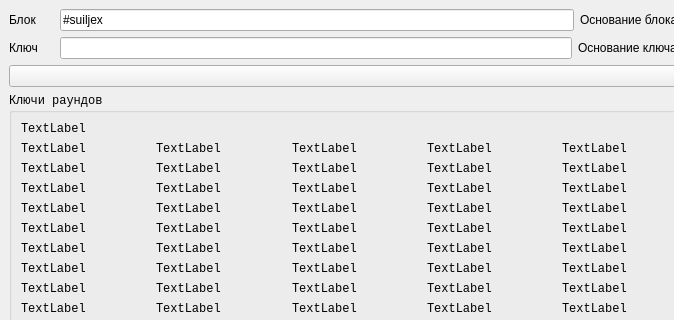
The window that forms/demo.ui (suiljex/idea_tools) describes before a commit, drawn with Qt 5; both pictures show x 0 to 674 and y 0 to 320 of the 983 by 981 pixel window.
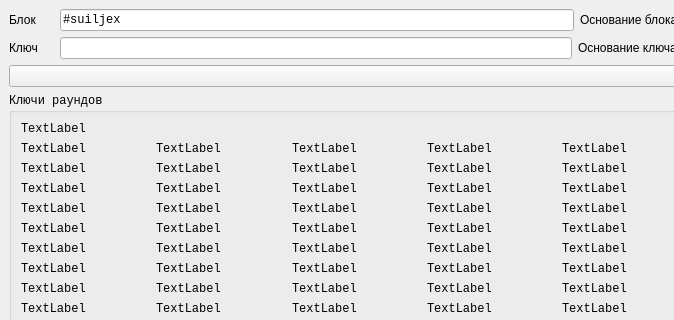
The same window after the commit.

```diff
--- a/forms/demo.ui
+++ b/forms/demo.ui
@@ -42,6 +42,11 @@
           </item>
           <item>
            <widget class="QLineEdit" name="edit_data">
+            <property name="font">
+             <font>
+              <family>Monospace</family>
+             </font>
+            </property>
             <property name="text">
              <string>#suiljex</string>
             </property>
```
Left out of the diff: 8 changed lines with no effect on the pictures.
